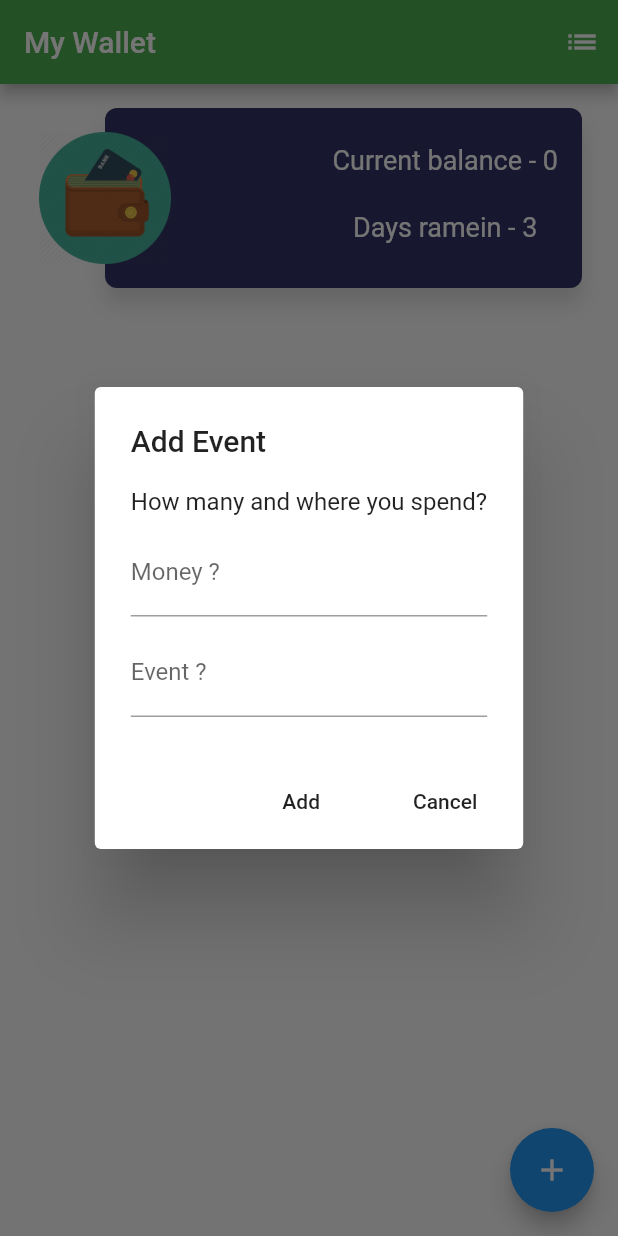
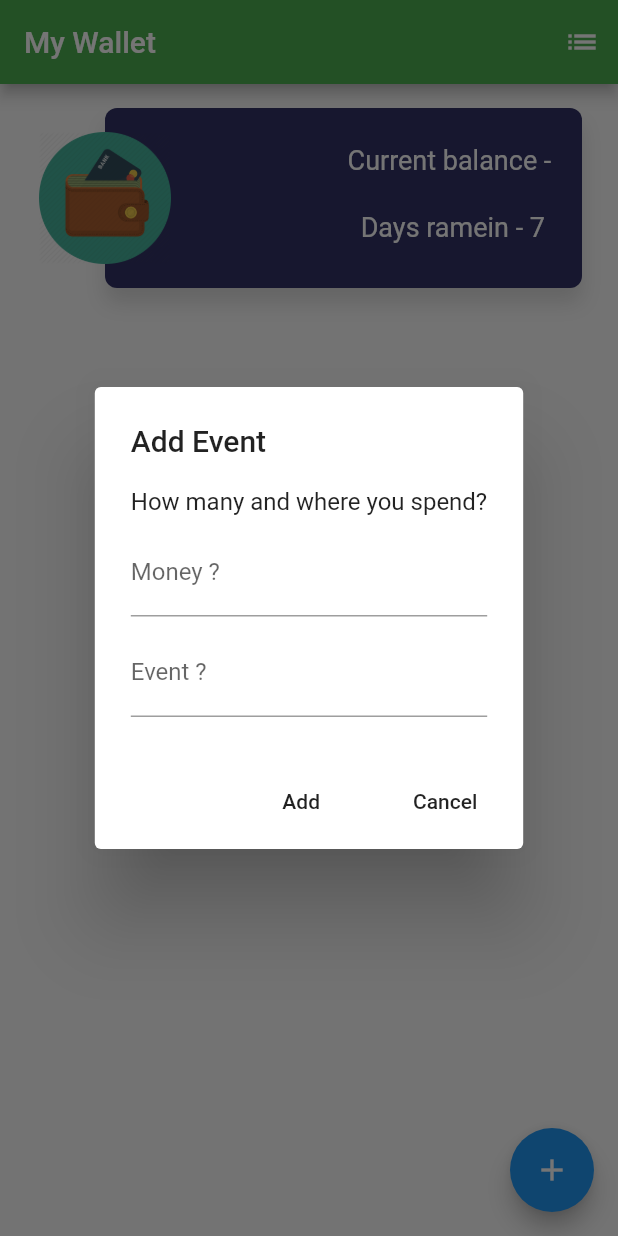
Before and after one commit to Legementarion/flutter_wallet_app, a Flutter app: the screen it shows after launch, after a tap on the "add" icon, on a phone screen of 412 x 824 dp. Run offline on Flutter 3.47's test engine with Material 2 defaults, Android fonts, the phone set to English and light mode, and no system bars; our stand-ins replace flutter_calendar_carousel, moor_flutter.

Commit message:
something wrong with db =\

```diff
--- /dev/null
+++ b/lib/moor_db.dart
@@ -0,0 +1,55 @@
+import 'package:moor_flutter/moor_flutter.dart';
+
+// assuming that your file is called filename.dart. This will give an error at first,
+// but it's needed for moor to know about the generated code
+//part 'moor_db.g.dart';
+
+@DataClassName("Events")
+class Events extends Table {
+  IntColumn get id => integer().autoIncrement()();
+
+  TextColumn get title => text().withLength(min: 2, max: 20)();
+
+  TextColumn get money => text().nullable()();
+}
+
+@DataClassName("Wallet")
+class Wallet extends Table {
+  IntColumn get id => integer().autoIncrement()();
+
+  TextColumn get money => text().nullable()();
+}
+
+@UseMoor(tables: [Events, Wallet])
+class MyDatabase {
+//  MyDatabase()
+//      : super(FlutterQueryExecutor.inDatabaseFolder(path: 'db.sqlite'));
+
+//  // you should bump this number whenever you change or add a table definition.
+//  @override
+//  int get schemaVersion => 1;
+//
+//  Future moveImportantTasksIntoCategory(Events target) {
+//    // use update(...).write when you have a custom where clause and want to update
+//    // only the columns that you specify (here, only "category" will be updated, the
+//    // title and description of the rows affected will be left unchanged).
+//    // Notice that you can't set fields back to null with this method.
+//    return (update(Events)..where((t) => t.title.like(target.title))).write(
+//      TodoEntry(category: target.id),
+//    );
+//  }
+//
+//  Future update(Wallet entry) {
+//    return update(Wallet).replace(entry);
+//  }
+//
+//  Future<Wallet> get wallet => select(wallet).get();
+//
+//  // watches all Events. The stream will automatically
+//  // emit new items whenever the underlying data changes.
+//  Stream<List<EventsEntry>> watchEntriesInCategory(Category c) {
+//    return (select(Events)
+//          ..orderBy([(entry) => OrderingTerm(expression: entry.title)]))
+//        .watch();
+//  }
+}
--- a/lib/screens/MainScreen.dart
+++ b/lib/screens/MainScreen.dart
@@ -1,5 +1,6 @@
 import 'package:flutter/material.dart';
 import 'package:flutter_wallet_app/screens/CalendarScreen.dart';
+import 'package:flutter_wallet_app/single.dart';
 
 class WalletScreenState extends State<WalletScreen> {
   List<String> _events = List<String>();
@@ -8,7 +9,11 @@ class WalletScreenState extends State<WalletScreen> {
   final walletTextController = TextEditingController();
   final moneyTextController = TextEditingController();
   final eventTextController = TextEditingController();
-  var daysRemain = "3";
+  final database = myDataBase;
+  String daysRemain =
+      (DateTime(DateTime.now().year, DateTime.now().month + 1, 0).day -
+              DateTime.now().day)
+          .toString();
 
   @override
   void dispose() {
@@ -22,7 +27,11 @@ class WalletScreenState extends State<WalletScreen> {
   @override
   void initState() {
     super.initState();
-    walletTextController.text = "0"; // todo save this value to db
+//    database.wallet
+//        .then((wallet) => {walletTextController.text = wallet.money.toString()},
+//            onError: (error) {
+//      return "0";
+//    });
   }
 
   Widget _walletStatus(BuildContext context) {
--- /dev/null
+++ b/lib/single.dart
@@ -0,0 +1,5 @@
+library singleton;
+
+import 'package:flutter_wallet_app/moor_db.dart';
+
+var myDataBase = new MyDatabase();
--- a/pubspec.yaml
+++ b/pubspec.yaml
@@ -25,7 +25,8 @@ dependencies:
   moor_flutter: ^1.3.0
 
 dev_dependencies:
-  moor_generator: 1.3.0
+  moor_generator: ^1.3.0
+  build_runner: ^1.3.0
   flutter_calendar_carousel: ^1.3.16
 
   flutter_test:
```
Also changed, not shown: pubspec.lock, 1 other file.
